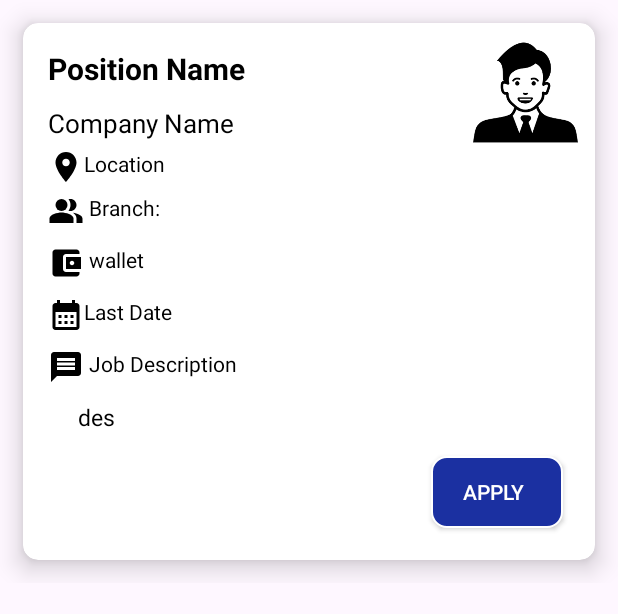
After one commit to danu20002/JobbyBoy, an Android app: the layout single_job_layout.xml on its own in the app's theme, with its tools: preview values and no code run, on a phone screen of 412 x 824 dp. The commit adds this screen. Shown: the top 614 px of the screen. Run offline under Robolectric (Android 15) with nearby library versions, the phone set to English and light mode, and no system bars.

Commit message:
Updated now

```diff
--- a/app/src/main/AndroidManifest.xml
+++ b/app/src/main/AndroidManifest.xml
@@ -14,6 +14,9 @@
         android:supportsRtl="true"
         android:theme="@style/Theme.JobbyBoy"
         tools:targetApi="31">
+        <activity
+            android:name=".activities.portal_link_opner"
+            android:exported="false" />
         <activity
             android:name=".activities.job_adder"
             android:exported="false" />
--- a/app/src/main/java/com/daneshnaik/jobbyboy/activities/mainscreen.java
+++ b/app/src/main/java/com/daneshnaik/jobbyboy/activities/mainscreen.java
@@ -8,7 +8,7 @@ import android.os.Bundle;
 import android.widget.FrameLayout;
 
 import com.daneshnaik.jobbyboy.R;
-import com.etebarian.meowbottomnavigation.MeowBottomNavigation;
+
 
 import me.ibrahimsn.lib.OnItemSelectedListener;
 import me.ibrahimsn.lib.SmoothBottomBar;
--- /dev/null
+++ b/app/src/main/res/drawable/baseline_calendar_month_24.xml
@@ -0,0 +1,5 @@
+<vector android:height="24dp" android:tint="#000000"
+    android:viewportHeight="24" android:viewportWidth="24"
+    android:width="24dp" xmlns:android="http://schemas.android.com/apk/res/android">
+    <path android:fillColor="@android:color/white" android:pathData="M19,4h-1V2h-2v2H8V2H6v2H5C3.89,4 3.01,4.9 3.01,6L3,20c0,1.1 0.89,2 2,2h14c1.1,0 2,-0.9 2,-2V6C21,4.9 20.1,4 19,4zM19,20H5V10h14V20zM9,14H7v-2h2V14zM13,14h-2v-2h2V14zM17,14h-2v-2h2V14zM9,18H7v-2h2V18zM13,18h-2v-2h2V18zM17,18h-2v-2h2V18z"/>
+</vector>
--- /dev/null
+++ b/app/src/main/res/drawable/baseline_message_24.xml
@@ -0,0 +1,5 @@
+<vector android:autoMirrored="true" android:height="24dp"
+    android:tint="#000000" android:viewportHeight="24"
+    android:viewportWidth="24" android:width="24dp" xmlns:android="http://schemas.android.com/apk/res/android">
+    <path android:fillColor="@android:color/white" android:pathData="M20,2L4,2c-1.1,0 -1.99,0.9 -1.99,2L2,22l4,-4h14c1.1,0 2,-0.9 2,-2L22,4c0,-1.1 -0.9,-2 -2,-2zM18,14L6,14v-2h12v2zM18,11L6,11L6,9h12v2zM18,8L6,8L6,6h12v2z"/>
+</vector>
--- /dev/null
+++ b/app/src/main/res/drawable/baseline_people_alt_24.xml
@@ -0,0 +1,12 @@
+<vector android:height="24dp" android:tint="#000000"
+    android:viewportHeight="24" android:viewportWidth="24"
+    android:width="24dp" xmlns:android="http://schemas.android.com/apk/res/android">
+    <path android:fillColor="@android:color/white"
+        android:fillType="evenOdd" android:pathData="M16.67,13.13C18.04,14.06 19,15.32 19,17v3h4v-3C23,14.82 19.43,13.53 16.67,13.13z"/>
+    <path android:fillColor="@android:color/white"
+        android:fillType="evenOdd" android:pathData="M9,8m-4,0a4,4 0,1 1,8 0a4,4 0,1 1,-8 0"/>
+    <path android:fillColor="@android:color/white"
+        android:fillType="evenOdd" android:pathData="M15,12c2.21,0 4,-1.79 4,-4c0,-2.21 -1.79,-4 -4,-4c-0.47,0 -0.91,0.1 -1.33,0.24C14.5,5.27 15,6.58 15,8s-0.5,2.73 -1.33,3.76C14.09,11.9 14.53,12 15,12z"/>
+    <path android:fillColor="@android:color/white"
+        android:fillType="evenOdd" android:pathData="M9,13c-2.67,0 -8,1.34 -8,4v3h16v-3C17,14.34 11.67,13 9,13z"/>
+</vector>
--- a/app/src/main/res/layout/activity_job_adder.xml
+++ b/app/src/main/res/layout/activity_job_adder.xml
@@ -332,6 +332,7 @@
                android:layout_margin="20dp"
                android:text="Upload"
                android:textStyle="bold"
+               android:id="@+id/upload_btn_jobadder"
                android:textColor="@color/white"/>
        </androidx.appcompat.widget.LinearLayoutCompat>
    </ScrollView>
--- /dev/null
+++ b/app/src/main/res/layout/single_job_layout.xml
@@ -0,0 +1,167 @@
+<?xml version="1.0" encoding="utf-8"?>
+<RelativeLayout xmlns:android="http://schemas.android.com/apk/res/android"
+    android:layout_width="wrap_content"
+    android:layout_height="wrap_content"
+
+    xmlns:app="http://schemas.android.com/apk/res-auto">
+    <androidx.cardview.widget.CardView
+        android:layout_width="match_parent"
+        android:layout_height="wrap_content"
+        android:layout_margin="15dp"
+
+        app:cardCornerRadius="10dp"
+        app:cardElevation="10dp">
+        <androidx.appcompat.widget.LinearLayoutCompat
+            android:layout_width="match_parent"
+            android:layout_height="wrap_content"
+            android:layout_marginStart="11dp"
+            android:layout_marginTop="11dp"
+            android:layout_marginEnd="11dp"
+            android:layout_marginBottom="11dp"
+            android:orientation="vertical"
+            android:paddingLeft="5dp">
+            <RelativeLayout
+                android:layout_width="match_parent"
+                android:layout_height="wrap_content">
+                <ImageView
+                    android:layout_width="70dp"
+                    android:layout_height="70dp"
+                    android:id="@+id/company_image_data_single"
+                    android:layout_alignParentEnd="true"
+                    android:src="@drawable/person"/>
+                <TextView
+                    android:id="@+id/position_name"
+                    android:layout_width="match_parent"
+                    android:layout_height="wrap_content"
+                    android:layout_marginTop="5dp"
+                    android:layout_marginBottom="5dp"
+                    android:singleLine="false"
+                    android:textColor="@color/black"
+                    android:text="Position Name"
+                    android:inputType="textCapSentences|textMultiLine"
+                    android:layout_toLeftOf="@+id/company_image_data_single"
+                    android:textAlignment="textStart"
+                    android:textSize="20sp"
+                    android:textStyle="bold" />
+                <TextView
+                    android:id="@+id/company_name"
+                    android:layout_width="match_parent"
+                    android:layout_height="wrap_content"
+                    android:layout_marginTop="5dp"
+                    android:layout_marginBottom="5dp"
+                    android:isScrollContainer="true"
+                    android:textColor="@color/black"
+                    android:screenReaderFocusable="true"
+                    android:scrollHorizontally="true"
+                    android:singleLine="true"
+                    android:text="Company Name"
+                    android:inputType="textCapSentences|textMultiLine"
+                    android:layout_toLeftOf="@+id/company_image_data_single"
+                    android:layout_below="@id/position_name"
+                    android:textAlignment="textStart"
+                    android:textSize="17sp"
+                    android:textStyle="normal" />
+            </RelativeLayout>
+
+
+
+
+
+            <TextView
+                android:layout_width="match_parent"
+                android:layout_height="wrap_content"
+                android:text="Location"
+                android:textStyle="normal"
+                android:textSize="14sp"
+                android:textColor="@color/black"
+                android:inputType="textCapSentences|textMultiLine"
+                android:drawableStart="@drawable/baseline_location_on_24"
+                android:id="@+id/location_job"/>
+
+
+
+
+            <TextView
+                android:id="@+id/branch_name"
+                android:layout_width="match_parent"
+                android:layout_height="wrap_content"
+                android:layout_marginTop="5dp"
+                android:layout_marginBottom="5dp"
+                android:text=" Branch: "
+                android:textColor="@color/black"
+                android:inputType="textCapSentences|textMultiLine"
+                android:drawableStart="@drawable/baseline_people_alt_24"
+                android:textAlignment="textStart"
+                android:textSize="14sp"
+                android:textStyle="normal" />
+
+            <TextView
+                android:id="@+id/package_amount"
+                android:layout_width="match_parent"
+                android:layout_height="wrap_content"
+                android:layout_marginTop="5dp"
+                android:layout_marginBottom="5dp"
+                android:textAlignment="textStart"
+                android:textSize="14sp"
+                android:text=" wallet"
+                android:textColor="@color/black"
+                android:drawableStart="@drawable/baseline_account_balance_wallet_24"
+                android:textStyle="normal" />
+            <TextView
+                android:layout_width="match_parent"
+                android:layout_height="wrap_content"
+                android:text="Last Date"
+                android:textColor="@color/black"
+                android:drawableStart="@drawable/baseline_calendar_month_24"
+                android:layout_marginTop="5dp"
+                android:layout_marginBottom="5dp"
+                android:id="@+id/last_date_single"/>
+            <TextView
+                android:layout_width="match_parent"
+                android:layout_height="wrap_content"
+                android:drawableLeft="@drawable/baseline_message_24"
+                android:layout_marginTop="5dp"
+                android:textColor="@color/black"
+                android:layout_marginBottom="5dp"
+                android:text=" Job Description"/>
+
+            <TextView
+                android:id="@+id/job_des"
+                android:layout_width="match_parent"
+                android:layout_height="wrap_content"
+                android:layout_marginTop="5dp"
+                android:layout_marginBottom="5dp"
+                android:text="des"
+                android:textColor="@color/black"
+                android:textAlignment="textStart"
+                android:layout_marginLeft="20dp"
+                android:textSize="15sp"
+                android:autoLink="web"
+                android:inputType="textCapSentences|textMultiLine"
+                android:textColorLink="#0624E1"
+                android:linksClickable="true"
+                android:textStyle="normal" />
+
+
+
+            <androidx.appcompat.widget.AppCompatButton
+                android:layout_width="wrap_content"
+                android:layout_height="wrap_content"
+                android:layout_gravity="end"
+                android:layout_margin="10dp"
+                android:textColor="@color/white"
+                android:background="@drawable/btn_background"
+                android:id="@+id/apply_btn"
+                android:paddingRight="5dp"
+                android:text="Apply" />
+
+
+
+
+
+
+
+
+        </androidx.appcompat.widget.LinearLayoutCompat>
+    </androidx.cardview.widget.CardView>
+</RelativeLayout>
```
Also changed, not shown: app/build.gradle (+6 -2 lines), app/src/main/java/com/daneshnaik/jobbyboy/activities/job_adder.java (+132 -0 lines), app/src/main/java/com/daneshnaik/jobbyboy/activities/main_screen_frag.java (+56 -0 lines), app/src/main/java/com/daneshnaik/jobbyboy/activities/portal_link_opner.java (added, +40 -0 lines), app/src/main/java/com/daneshnaik/jobbyboy/adapters/job_adapter.java (added, +88 -0 lines), app/src/main/java/com/daneshnaik/jobbyboy/adapters/jobsAdapter.java (deleted, +0 -34 lines), app/src/main/java/com/daneshnaik/jobbyboy/classes/job_details.java (added, +162 -0 lines), app/src/main/res/layout/activity_portal_link_opner.xml (added, +34 -0 lines).
